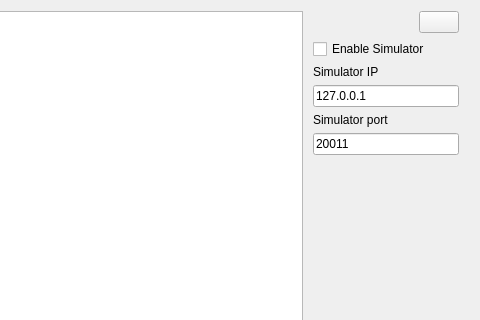
Above: LARCmaCS/larcmacs.ui from petr-konovalov/LARCmaCS before the change; both pictures show x 600 to 1080 and y 0 to 320 of the 1080 by 810 pixel window. Below: the same form after it.
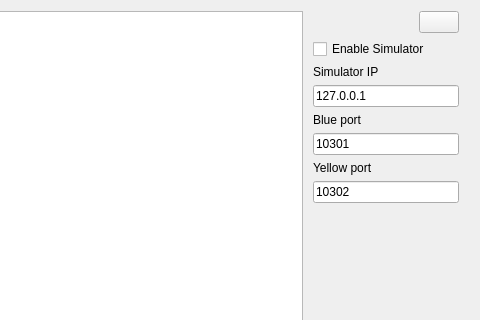
That is the form after the change. Icons and pictures are not drawn.

Commit message: Yellow robots for erForce simulator supported

```diff
--- a/LARCmaCS/larcmacs.ui
+++ b/LARCmaCS/larcmacs.ui
@@ -134,14 +134,28 @@
          <item>
           <widget class="QLabel" name="label_2">
            <property name="text">
-            <string>Simulator port</string>
+            <string>Blue port</string>
            </property>
           </widget>
          </item>
          <item>
           <widget class="QLineEdit" name="lineEditSimPort">
            <property name="text">
-            <string>20011</string>
+            <string>10301</string>
+           </property>
+          </widget>
+         </item>
+         <item>
+          <widget class="QLabel" name="label_7">
+           <property name="text">
+            <string>Yellow port</string>
+           </property>
+          </widget>
+         </item>
+         <item>
+          <widget class="QLineEdit" name="lineEditSimPortYellow">
+           <property name="text">
+            <string>10302</string>
            </property>
           </widget>
          </item>
```
Left out of the diff: 6 changed lines with no effect on the pictures. The commit also changes 8 other files.
